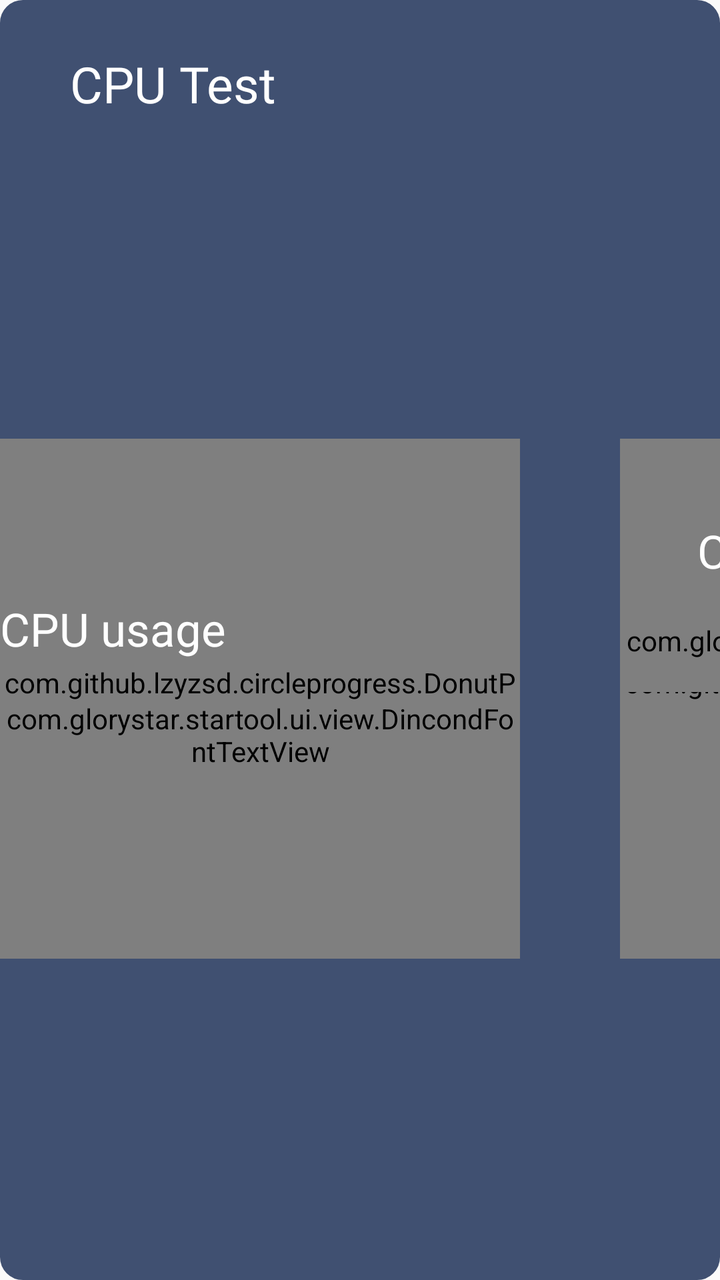
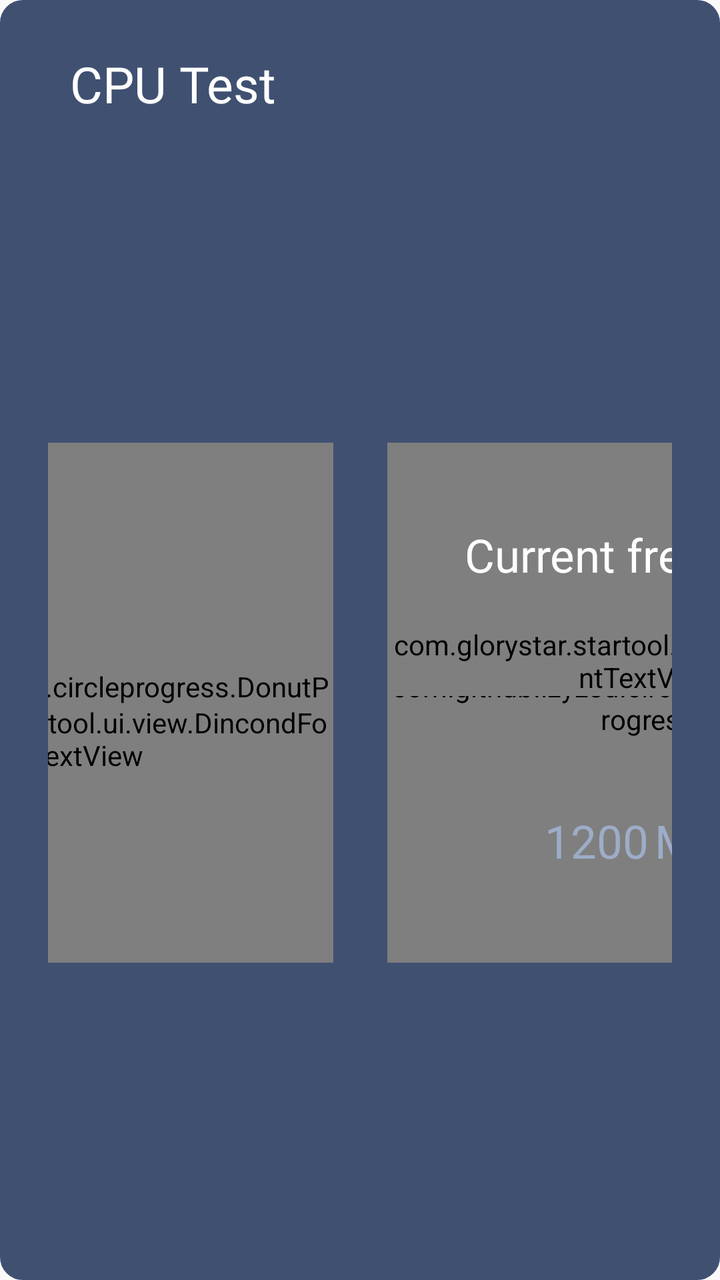

Compare the two renders of this Android layout. The source of the first and the diff that turns it into the second are given below.
<!-- AndroidManifest.xml: application theme NoTitle -->
<!-- res/layout/cpu_fragment.xml -->
<?xml version="1.0" encoding="utf-8"?>
<RelativeLayout xmlns:android="http://schemas.android.com/apk/res/android"
    xmlns:app="http://schemas.android.com/apk/res-auto"
    xmlns:tools="http://schemas.android.com/tools"
    android:layout_width="match_parent"
    android:layout_height="match_parent"

    >


    <LinearLayout
        android:layout_width="match_parent"
        android:layout_height="match_parent"
        android:background="@drawable/selector_mode_bg"
        android:orientation="vertical">

        <RelativeLayout
            android:id="@+id/mtrl_pickeselection"
            android:layout_width="match_parent"
            android:layout_height="wrap_content">

            <TextView
                android:id="@+id/ext_text"
                android:layout_width="wrap_content"
                android:layout_height="wrap_content"
                android:layout_marginLeft="35dp"
                android:layout_marginTop="25dp"
                android:fontFamily="@font/montserrat_semibold"
                android:text="@string/CPU"
                android:textColor="@color/white"
                android:textSize="25dp" />

            <TextView
                android:id="@+id/time_text"
                android:layout_width="wrap_content"
                android:layout_height="wrap_content"
                android:layout_alignParentRight="true"
                android:layout_marginTop="25dp"
                android:layout_marginRight="55dp"
                android:fontFamily="@font/montserrat_semibold"
                android:textColor="@color/colorMainButton"
                android:textSize="25dp" />

        </RelativeLayout>

        <RelativeLayout
            android:layout_width="match_parent"
            android:layout_height="match_parent">


            <LinearLayout

                android:layout_width="wrap_content"
                android:layout_height="wrap_content"
                android:layout_centerInParent="true"
                android:orientation="horizontal">

                <FrameLayout
                    android:layout_width="260dp"
                    android:layout_height="260dp"
                    android:layout_marginRight="50dp">

                    <com.github.lzyzsd.circleprogress.DonutProgress
                        android:id="@+id/pgr_percent"
                        android:layout_width="match_parent"
                        android:layout_height="match_parent"
                        app:donut_finished_color="@color/colorMainButton"
                        app:donut_finished_stroke_width="4dp"
                        app:donut_progress="30"
                        app:donut_show_text="false"
                        app:donut_unfinished_color="@color/colorAccentLight"
                        app:donut_unfinished_stroke_width="4dp" />

                    <RelativeLayout
                        android:layout_width="match_parent"
                        android:layout_height="match_parent">

                        <LinearLayout
                            android:layout_width="wrap_content"
                            android:layout_height="wrap_content"
                            android:layout_centerInParent="true"
                            android:orientation="vertical">

                            <TextView
                                android:layout_width="wrap_content"
                                android:layout_height="wrap_content"
                                android:layout_centerHorizontal="true"

                                android:text="@string/CPU_usage"
                                android:textColor="@color/white"
                                android:textSize="23dp" />


                            <LinearLayout
                                android:layout_width="wrap_content"
                                android:layout_height="wrap_content"
                                android:layout_gravity="center"
                                android:layout_marginTop="20dp"
                                android:orientation="horizontal">

                                <com.glorystar.startool.ui.view.DincondFontTextView
                                    android:id="@+id/tv_percent"
                                    android:layout_width="wrap_content"
                                    android:layout_height="wrap_content"
                                    android:layout_centerInParent="true"
                                    android:text="30"
                                    android:textColor="@color/white"
                                    android:textSize="37dp"
                                    android:textStyle="bold" />

                                <TextView

                                    android:layout_width="wrap_content"
                                    android:layout_height="wrap_content"
                                    android:layout_above="@id/tv_percent"
                                    android:layout_centerHorizontal="true"
                                    android:text="@string/cpu_test_cur_freq"
                                    android:textColor="@color/white"
                                    android:textSize="37dp" />

                                <TextView
                                    android:layout_width="wrap_content"
                                    android:layout_height="wrap_content"
                                    android:layout_alignBottom="@id/tv_percent"
                                    android:layout_toRightOf="@id/tv_percent"
                                    android:text="%"
                                    android:textColor="@color/white"
                                    android:textSize="25dp"
                                    android:textStyle="bold" />
                            </LinearLayout>

                        </LinearLayout>
                    </RelativeLayout>
                </FrameLayout>

                <FrameLayout
                    android:layout_width="260dp"
                    android:layout_height="260dp">

                    <com.github.lzyzsd.circleprogress.DonutProgress
                        android:id="@+id/pgr_freq"
                        android:layout_width="match_parent"
                        android:layout_height="match_parent"
                        app:donut_finished_color="@color/colorMainButton"
                        app:donut_finished_stroke_width="4dp"
                        app:donut_progress="30"
                        app:donut_show_text="false"
                        app:donut_unfinished_color="@color/colorAccentLight"
                        app:donut_unfinished_stroke_width="4dp" />

                    <RelativeLayout
                        android:layout_width="match_parent"
                        android:layout_height="match_parent">

                        <LinearLayout
                            android:layout_width="wrap_content"
                            android:layout_height="wrap_content"
                            android:layout_centerInParent="true"
                            android:gravity="center"
                            android:orientation="vertical">

                            <TextView
                                android:layout_width="wrap_content"
                                android:layout_height="wrap_content"
                                android:layout_centerHorizontal="true"
                                android:text="@string/Current_freq"
                                android:textColor="@color/white"
                                android:textSize="23dp" />

                            <LinearLayout
                                android:layout_width="wrap_content"
                                android:layout_height="wrap_content"
                                android:layout_marginTop="20dp"
                                android:orientation="horizontal">

                                <com.glorystar.startool.ui.view.DincondFontTextView
                                    android:id="@+id/tv_freq"
                                    android:layout_width="wrap_content"
                                    android:layout_height="wrap_content"
                                    android:layout_centerHorizontal="true"
                                    android:layout_centerVertical="true"
                                    android:text="800"
                                    android:textColor="@color/white"
                                    android:textSize="37dp"
                                    android:textStyle="bold" />

                                <TextView
                                    android:layout_width="wrap_content"
                                    android:layout_height="wrap_content"
                                    android:layout_below="@id/tv_freq"
                                    android:layout_centerHorizontal="true"
                                    android:text="MHz"
                                    android:textColor="@color/white"
                                    android:textSize="25dp" />

                            </LinearLayout>

                            <LinearLayout

                                android:layout_width="wrap_content"
                                android:layout_height="wrap_content"
                                android:layout_alignParentBottom="true"
                                android:layout_centerHorizontal="true"
                                android:layout_marginBottom="5dp"
                                android:orientation="horizontal">

                                <TextView
                                    android:id="@+id/tv_freq_max"
                                    android:layout_width="wrap_content"
                                    android:layout_height="wrap_content"
                                    android:text="1200"
                                    android:textColor="@color/colorFont"
                                    android:textSize="23dp" />

                                <TextView
                                    android:layout_width="wrap_content"
                                    android:layout_height="wrap_content"
                                    android:layout_marginStart="3dp"
                                    android:text="MHz"
                                    android:textColor="@color/colorFont"
                                    android:textSize="23dp" />

                            </LinearLayout>

                        </LinearLayout>


                        <TextView
                            android:layout_width="wrap_content"
                            android:layout_height="wrap_content"
                            android:layout_centerHorizontal="true"
                            android:text="@string/cpu_test_cur_freq"
                            android:textColor="@color/white"
                            android:textSize="35dp" />


                    </RelativeLayout>
                </FrameLayout>

            </LinearLayout>
        </RelativeLayout>
    </LinearLayout>

</RelativeLayout>
<!-- resources referenced by this layout -->
<resources>
  <color name="colorAccentLight">#9DACC8</color>
  <color name="colorFont">#9DACC8</color>
  <color name="colorMainButton">#0091FF</color>
  <color name="white">#FFFFFFFF</color>
  <!-- drawable selector_mode_bg (drawable) -->
  <?xml version="1.0" encoding="utf-8"?>
  <shape
      xmlns:android="http://schemas.android.com/apk/res/android">
      
      <solid
          android:color="@color/colorMainLight" />
      
      <stroke
      android:width="1dp"
      android:color="@color/colorMainLight" />
      
      <size android:height="4dp"/>
      
      <corners
          android:radius="11dp"/>
  
  </shape>
  <string name="CPU">CPU Test</string>
  <string name="CPU_usage">CPU usage</string>
  <string name="Current_freq">Current frequency</string>
  <string name="cpu_test_cur_freq" />
  <style name="NoTitle" parent="Theme.AppCompat.Light.NoActionBar">
          <item name="colorPrimary">@color/colorMain</item>
          <item name="colorPrimaryDark">@color/colorMain</item>
          <item name="colorAccent">@color/colorMain</item>
          <item name="android:windowFullscreen">true</item>
          <item name="windowActionBar">false</item>
          <item name="windowNoTitle">true</item>
          <item name="android:textAppearanceListItemSmall">@style/listPopupWindow</item>
      </style>
  <color name="colorMainLight">#405071</color>
  <color name="colorMain">#1D2D4B</color>
  <style name="listPopupWindow">
          <item name="android:textSize">25mm</item>
          <item name="android:fontFamily">@font/montserrat_regular</item>
          <item name="android:textColor">@color/black</item>
      </style>
  <color name="black">#FF000000</color>
</resources>

<!-- the commit's change to res/layout/cpu_fragment.xml (unified diff, before → after) -->
@@ -3,8 +3,7 @@
     xmlns:app="http://schemas.android.com/apk/res-auto"
     xmlns:tools="http://schemas.android.com/tools"
     android:layout_width="match_parent"
-    android:layout_height="match_parent"
-
+    android:layout_height="365dp"
     >
 
 
@@ -49,16 +48,20 @@
 
 
             <LinearLayout
-
-                android:layout_width="wrap_content"
+                android:gravity="center"
+                android:layout_width="match_parent"
                 android:layout_height="wrap_content"
                 android:layout_centerInParent="true"
-                android:orientation="horizontal">
+                android:orientation="horizontal"
+                android:paddingLeft="24dp"
+                android:paddingTop="24dp"
+                android:paddingRight="24dp"
+                android:paddingBottom="20dp">
 
                 <FrameLayout
                     android:layout_width="260dp"
                     android:layout_height="260dp"
-                    android:layout_marginRight="50dp">
+                    android:layout_marginRight="27dp">
 
                     <com.github.lzyzsd.circleprogress.DonutProgress
                         android:id="@+id/pgr_percent"
